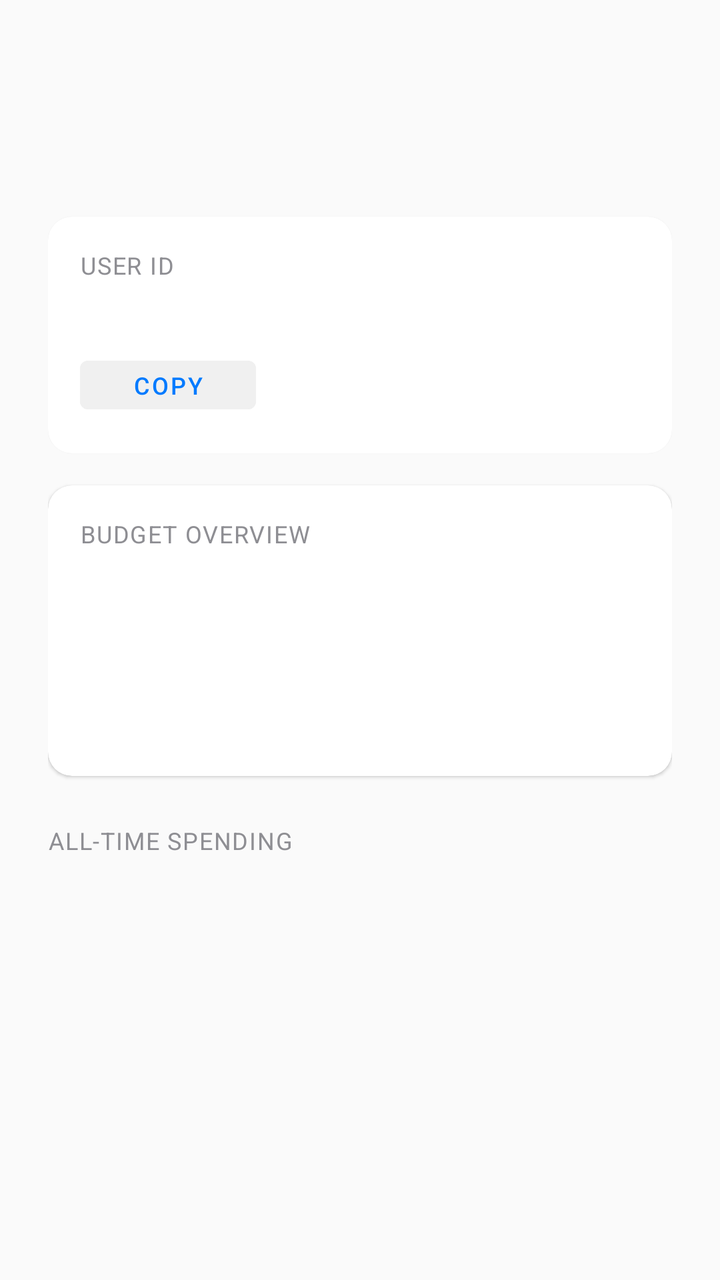
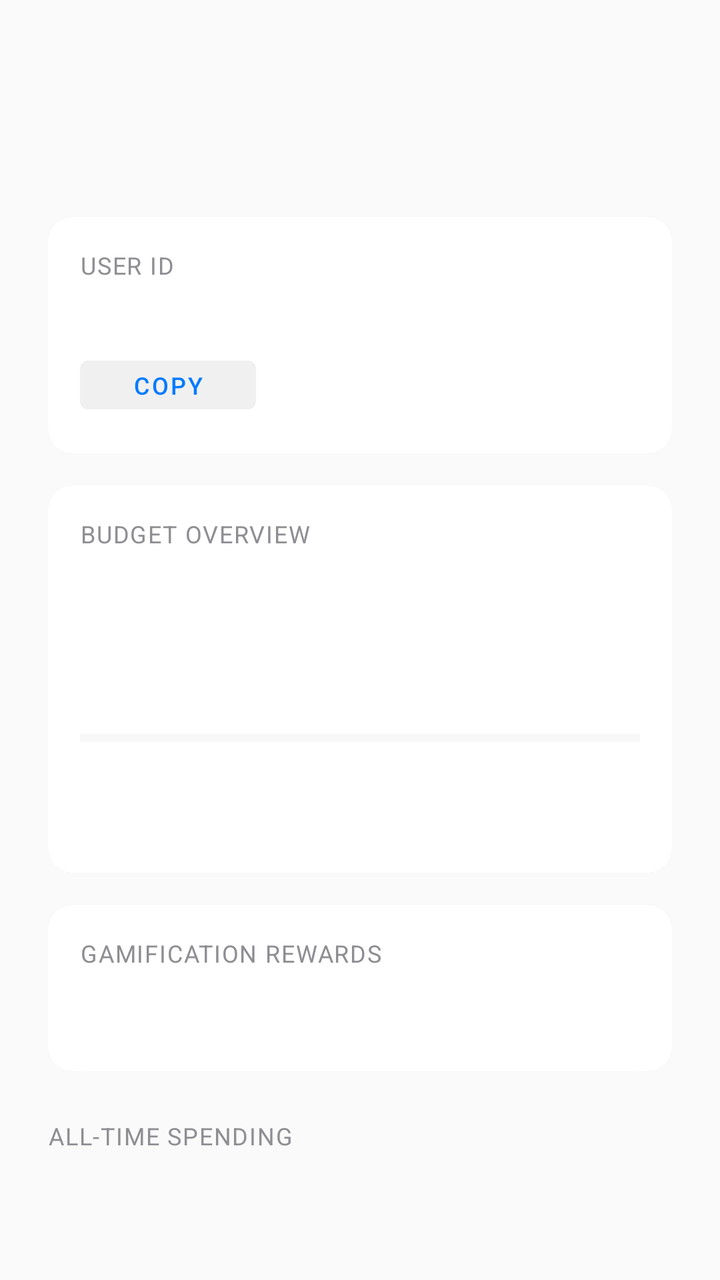

Compare the two renders of this Android layout. The source of the first and the diff that turns it into the second are given below.
<!-- AndroidManifest.xml: application theme Theme.HarmonieBudget -->
<!-- res/layout/fragment_home.xml -->
<?xml version="1.0" encoding="utf-8"?>
<androidx.core.widget.NestedScrollView
    xmlns:android="http://schemas.android.com/apk/res/android"
    xmlns:app="http://schemas.android.com/apk/res-auto"
    android:layout_width="match_parent"
    android:layout_height="match_parent"
    android:fillViewport="true"
    android:background="#FAFAFA">

    <LinearLayout
        android:layout_width="match_parent"
        android:layout_height="wrap_content"
        android:orientation="vertical"
        android:padding="24dp">

        
        <TextView
            android:id="@+id/tv_greeting"
            android:layout_width="wrap_content"
            android:layout_height="wrap_content"
            android:textSize="28sp"
            android:textStyle="bold"
            android:textColor="#1C1C1E"
            app:layout_constraintTop_toTopOf="parent"
            app:layout_constraintStart_toStartOf="parent" />

        
        <TextView
            android:id="@+id/tv_current_date"
            android:layout_width="wrap_content"
            android:layout_height="wrap_content"
            android:textSize="14sp"
            android:textColor="#8E8E93"
            android:layout_marginTop="4dp"
            app:layout_constraintTop_toBottomOf="@id/tv_greeting"
            app:layout_constraintStart_toStartOf="parent" />

        
        <com.google.android.material.card.MaterialCardView
            android:layout_width="match_parent"
            android:layout_height="wrap_content"
            android:layout_marginTop="24dp"
            app:cardCornerRadius="12dp"
            app:cardElevation="1dp"
            app:strokeWidth="0dp"
            app:cardBackgroundColor="#FFFFFF">

            <LinearLayout
                android:layout_width="match_parent"
                android:layout_height="wrap_content"
                android:orientation="vertical"
                android:padding="16dp">

                <TextView
                    android:id="@+id/tv_user_id_label"
                    android:layout_width="wrap_content"
                    android:layout_height="wrap_content"
                    android:text="@string/user_id_label"
                    android:textSize="12sp"
                    android:textColor="#8E8E93"
                    android:textAllCaps="true"
                    android:letterSpacing="0.05" />

                <TextView
                    android:id="@+id/tv_user_id"
                    android:layout_width="wrap_content"
                    android:layout_height="wrap_content"
                    android:textSize="16sp"
                    android:textStyle="bold"
                    android:textColor="#1C1C1E"
                    android:layout_marginTop="4dp" />

                <Button
                    android:id="@+id/btn_copy_user_id"
                    android:layout_width="wrap_content"
                    android:layout_height="wrap_content"
                    android:text="@string/copy"
                    android:minHeight="36dp"
                    android:paddingStart="16dp"
                    android:paddingEnd="16dp"
                    android:textSize="12sp"
                    android:backgroundTint="#F0F0F0"
                    android:textColor="#007AFF"
                    style="@style/Widget.MaterialComponents.Button.TextButton"
                    android:layout_marginTop="8dp" />

            </LinearLayout>
        </com.google.android.material.card.MaterialCardView>

        
        <com.google.android.material.card.MaterialCardView
            android:layout_width="match_parent"
            android:layout_height="wrap_content"
            android:layout_marginTop="16dp"
            app:cardCornerRadius="12dp"
            app:cardElevation="1dp"
            app:strokeWidth="0dp"
            app:cardBackgroundColor="#FFFFFF">

            <LinearLayout
                android:layout_width="match_parent"
                android:layout_height="wrap_content"
                android:orientation="vertical"
                android:padding="16dp">

                <TextView
                    android:layout_width="wrap_content"
                    android:layout_height="wrap_content"
                    android:text="@string/budget_overview"
                    android:textSize="12sp"
                    android:textColor="#8E8E93"
                    android:textAllCaps="true"
                    android:letterSpacing="0.05" />

                <TextView
                    android:id="@+id/tv_budget_range"
                    android:layout_width="wrap_content"
                    android:layout_height="wrap_content"
                    android:textSize="16sp"
                    android:textColor="#1C1C1E"
                    android:layout_marginTop="8dp" />

                <TextView
                    android:id="@+id/tv_total_balance"
                    android:layout_width="wrap_content"
                    android:layout_height="wrap_content"
                    android:textSize="24sp"
                    android:textStyle="bold"
                    android:textColor="#1C1C1E"
                    android:layout_marginTop="12dp" />

                <TextView
                    android:id="@+id/tv_budget_status"
                    android:layout_width="wrap_content"
                    android:layout_height="wrap_content"
                    android:textSize="14sp"
                    android:textColor="#34C759"
                    android:layout_marginTop="4dp" />

            </LinearLayout>
        </com.google.android.material.card.MaterialCardView>

        
        <TextView
            android:id="@+id/tv_category_breakdown_title"
            android:layout_width="wrap_content"
            android:layout_height="wrap_content"
            android:text="@string/all_time_spending"
            android:textSize="12sp"
            android:textColor="#8E8E93"
            android:textAllCaps="true"
            android:letterSpacing="0.05"
            android:layout_marginTop="24dp"
            app:layout_constraintTop_toBottomOf="@id/tv_budget_status"
            app:layout_constraintStart_toStartOf="parent" />

        <androidx.recyclerview.widget.RecyclerView
            android:id="@+id/rv_category_breakdown"
            android:layout_width="match_parent"
            android:layout_height="wrap_content"
            android:layout_marginTop="12dp"
            android:nestedScrollingEnabled="false"
            app:layoutManager="androidx.recyclerview.widget.LinearLayoutManager" />

    </LinearLayout>
</androidx.core.widget.NestedScrollView>
<!-- resources referenced by this layout -->
<resources>
  <string name="all_time_spending">All-time spending</string>
  <string name="budget_overview">Budget Overview</string>
  <string name="copy">Copy</string>
  <string name="user_id_label">USER ID</string>
  <style name="Theme.HarmonieBudget" parent="Theme.MaterialComponents.DayNight.NoActionBar">
  
          
          <item name="colorPrimary">@color/purple_500</item>
  
          
          <item name="colorPrimaryVariant">@color/purple_700</item>
  
          
          <item name="colorSecondary">@color/teal_200</item>
  
          
          <item name="android:windowBackground">@color/white</item>
  
          
          <item name="android:textColor">@android:color/black</item>
  
      </style>
  <color name="purple_500">#FF6200EE</color>
  <color name="purple_700">#FF3700B3</color>
  <color name="teal_200">#FF03DAC5</color>
  <color name="white">#FFFFFFFF</color>
</resources>

<!-- the commit's change to res/layout/fragment_home.xml (unified diff, before → after) -->
@@ -20,9 +20,7 @@
             android:layout_height="wrap_content"
             android:textSize="28sp"
             android:textStyle="bold"
-            android:textColor="#1C1C1E"
-            app:layout_constraintTop_toTopOf="parent"
-            app:layout_constraintStart_toStartOf="parent" />
+            android:textColor="#1C1C1E" />
 
         
         <TextView
@@ -31,9 +29,7 @@
             android:layout_height="wrap_content"
             android:textSize="14sp"
             android:textColor="#8E8E93"
-            android:layout_marginTop="4dp"
-            app:layout_constraintTop_toBottomOf="@id/tv_greeting"
-            app:layout_constraintStart_toStartOf="parent" />
+            android:layout_marginTop="4dp" />
 
         
         <com.google.android.material.card.MaterialCardView
@@ -129,6 +125,24 @@
                     android:textColor="#1C1C1E"
                     android:layout_marginTop="12dp" />
 
+                
+                <ProgressBar
+                    android:id="@+id/progress_bar_spending"
+                    style="?android:attr/progressBarStyleHorizontal"
+                    android:layout_width="match_parent"
+                    android:layout_height="16dp"
+                    android:layout_marginTop="12dp"
+                    android:progressTint="#007AFF"
+                    android:progressBackgroundTint="#E0E0E0" />
+
+                <TextView
+                    android:id="@+id/tv_progress_percentage"
+                    android:layout_width="wrap_content"
+                    android:layout_height="wrap_content"
+                    android:textSize="12sp"
+                    android:textColor="#8E8E93"
+                    android:layout_marginTop="4dp" />
+
                 <TextView
                     android:id="@+id/tv_budget_status"
                     android:layout_width="wrap_content"
@@ -136,6 +150,83 @@
                     android:textSize="14sp"
                     android:textColor="#34C759"
                     android:layout_marginTop="4dp" />
+
+            </LinearLayout>
+        </com.google.android.material.card.MaterialCardView>
+
+        
+        <com.google.android.material.card.MaterialCardView
+            android:layout_width="match_parent"
+            android:layout_height="wrap_content"
+            android:layout_marginTop="16dp"
+            app:cardCornerRadius="12dp"
+            app:cardElevation="1dp"
+            app:strokeWidth="0dp"
+            app:cardBackgroundColor="#FFFFFF">
+
+            <LinearLayout
+                android:layout_width="match_parent"
+                android:layout_height="wrap_content"
+                android:orientation="vertical"
+                android:padding="16dp">
+
+                <TextView
+                    android:layout_width="wrap_content"
+                    android:layout_height="wrap_content"
+                    android:text="Gamification Rewards"
+                    android:textSize="12sp"
+                    android:textColor="#8E8E93"
+                    android:textAllCaps="true"
+                    android:letterSpacing="0.05" />
+
+                <LinearLayout
+                    android:layout_width="match_parent"
+                    android:layout_height="wrap_content"
+                    android:orientation="horizontal"
+                    android:layout_marginTop="8dp">
+
+                    <TextView
+                        android:id="@+id/tv_current_streak"
+                        android:layout_width="0dp"
+                        android:layout_height="wrap_content"
+                        android:layout_weight="1"
+                        android:textSize="14sp"
+                        android:textColor="#1C1C1E" />
+
+                    <TextView
+                        android:id="@+id/tv_longest_streak"
+                        android:layout_width="0dp"
+                        android:layout_height="wrap_content"
+                        android:layout_weight="1"
+                        android:textSize="14sp"
+                        android:textColor="#1C1C1E" />
+
+                </LinearLayout>
+
+                <TextView
+                    android:id="@+id/tv_badges_label"
+                    android:layout_width="wrap_content"
+                    android:layout_height="wrap_content"
+                    android:text="Earned Badges"
+                    android:textSize="14sp"
+                    android:textStyle="bold"
+                    android:textColor="#1C1C1E"
+                    android:layout_marginTop="12dp"
+                    android:visibility="gone" />
+
+                <HorizontalScrollView
+                    android:layout_width="match_parent"
+                    android:layout_height="wrap_content"
+                    android:layout_marginTop="8dp"
+                    android:scrollbars="none">
+
+                    <LinearLayout
+                        android:id="@+id/badges_container"
+                        android:layout_width="wrap_content"
+                        android:layout_height="wrap_content"
+                        android:orientation="horizontal" />
+
+                </HorizontalScrollView>
 
             </LinearLayout>
         </com.google.android.material.card.MaterialCardView>
@@ -150,9 +241,7 @@
             android:textColor="#8E8E93"
             android:textAllCaps="true"
             android:letterSpacing="0.05"
-            android:layout_marginTop="24dp"
-            app:layout_constraintTop_toBottomOf="@id/tv_budget_status"
-            app:layout_constraintStart_toStartOf="parent" />
+            android:layout_marginTop="24dp" />
 
         <androidx.recyclerview.widget.RecyclerView
             android:id="@+id/rv_category_breakdown"
